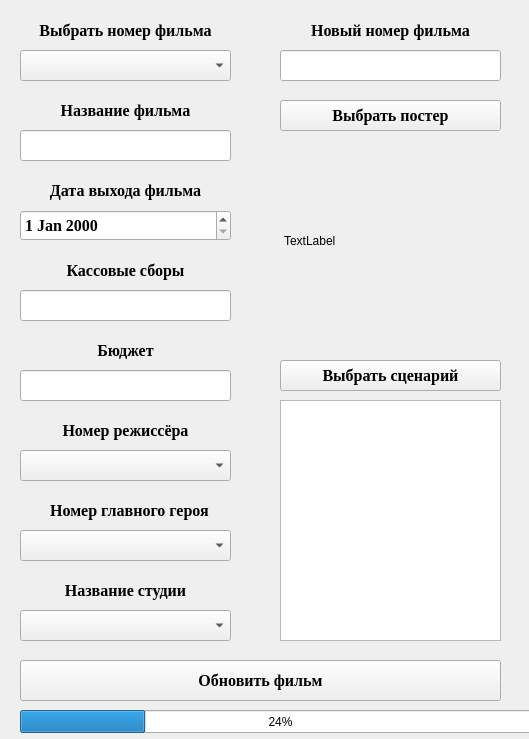
Above: Client/updatemovie.ui from NikitaVirachev/course-work-on-DB before the change. Below: the same form after it.
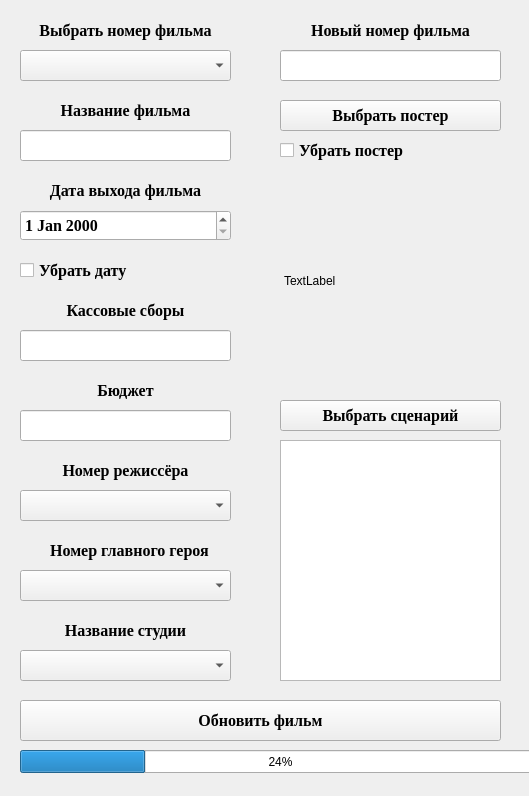
That is the form after the change.

The edit to the form file:
```diff
--- a/Client/updatemovie.ui
+++ b/Client/updatemovie.ui
@@ -7,7 +7,7 @@
     <x>0</x>
     <y>0</y>
     <width>529</width>
-    <height>739</height>
+    <height>796</height>
    </rect>
   </property>
   <property name="windowTitle">
@@ -125,7 +125,7 @@
    <property name="geometry">
     <rect>
      <x>20</x>
-     <y>290</y>
+     <y>330</y>
      <width>211</width>
      <height>31</height>
     </rect>
@@ -161,7 +161,7 @@
    <property name="geometry">
     <rect>
      <x>20</x>
-     <y>260</y>
+     <y>300</y>
      <width>211</width>
      <height>21</height>
     </rect>
@@ -185,7 +185,7 @@
    <property name="geometry">
     <rect>
      <x>20</x>
-     <y>340</y>
+     <y>380</y>
      <width>211</width>
      <height>20</height>
     </rect>
@@ -209,7 +209,7 @@
    <property name="geometry">
     <rect>
      <x>20</x>
-     <y>370</y>
+     <y>410</y>
      <width>211</width>
      <height>31</height>
     </rect>
@@ -227,7 +227,7 @@
    <property name="geometry">
     <rect>
      <x>20</x>
-     <y>420</y>
+     <y>460</y>
      <width>211</width>
      <height>21</height>
     </rect>
@@ -251,7 +251,7 @@
    <property name="geometry">
     <rect>
      <x>20</x>
-     <y>450</y>
+     <y>490</y>
      <width>211</width>
      <height>31</height>
     </rect>
@@ -269,7 +269,7 @@
    <property name="geometry">
     <rect>
      <x>24</x>
-     <y>500</y>
+     <y>540</y>
      <width>211</width>
      <height>21</height>
     </rect>
@@ -293,7 +293,7 @@
    <property name="geometry">
     <rect>
      <x>20</x>
-     <y>530</y>
+     <y>570</y>
      <width>211</width>
      <height>31</height>
     </rect>
@@ -311,7 +311,7 @@
    <property name="geometry">
     <rect>
      <x>20</x>
-     <y>580</y>
+     <y>620</y>
      <width>211</width>
      <height>21</height>
     </rect>
@@ -335,7 +335,7 @@
    <property name="geometry">
     <rect>
      <x>20</x>
-     <y>610</y>
+     <y>650</y>
      <width>211</width>
      <height>31</height>
     </rect>
@@ -353,7 +353,7 @@
    <property name="geometry">
     <rect>
      <x>284</x>
-     <y>140</y>
+     <y>180</y>
      <width>211</width>
      <height>201</height>
     </rect>
@@ -366,7 +366,7 @@
    <property name="geometry">
     <rect>
      <x>280</x>
-     <y>400</y>
+     <y>440</y>
      <width>221</width>
      <height>241</height>
     </rect>
@@ -397,7 +397,7 @@
    <property name="geometry">
     <rect>
      <x>280</x>
-     <y>360</y>
+     <y>400</y>
      <width>221</width>
      <height>31</height>
     </rect>
@@ -418,7 +418,7 @@
    <property name="geometry">
     <rect>
      <x>20</x>
-     <y>660</y>
+     <y>700</y>
      <width>481</width>
      <height>41</height>
     </rect>
@@ -439,7 +439,7 @@
    <property name="geometry">
     <rect>
      <x>20</x>
-     <y>710</y>
+     <y>750</y>
      <width>521</width>
      <height>23</height>
     </rect>
@@ -490,6 +490,48 @@
     </font>
    </property>
   </widget>
+  <widget class="QCheckBox" name="checkBox">
+   <property name="geometry">
+    <rect>
+     <x>20</x>
+     <y>260</y>
+     <width>211</width>
+     <height>20</height>
+    </rect>
+   </property>
+   <property name="font">
+    <font>
+     <family>Times New Roman</family>
+     <pointsize>12</pointsize>
+     <weight>75</weight>
+     <bold>true</bold>
+    </font>
+   </property>
+   <property name="text">
+    <string>Убрать дату</string>
+   </property>
+  </widget>
+  <widget class="QCheckBox" name="checkBox_2">
+   <property name="geometry">
+    <rect>
+     <x>280</x>
+     <y>140</y>
+     <width>221</width>
+     <height>20</height>
+    </rect>
+   </property>
+   <property name="font">
+    <font>
+     <family>Times New Roman</family>
+     <pointsize>12</pointsize>
+     <weight>75</weight>
+     <bold>true</bold>
+    </font>
+   </property>
+   <property name="text">
+    <string>Убрать постер</string>
+   </property>
+  </widget>
  </widget>
  <resources/>
  <connections/>
```
